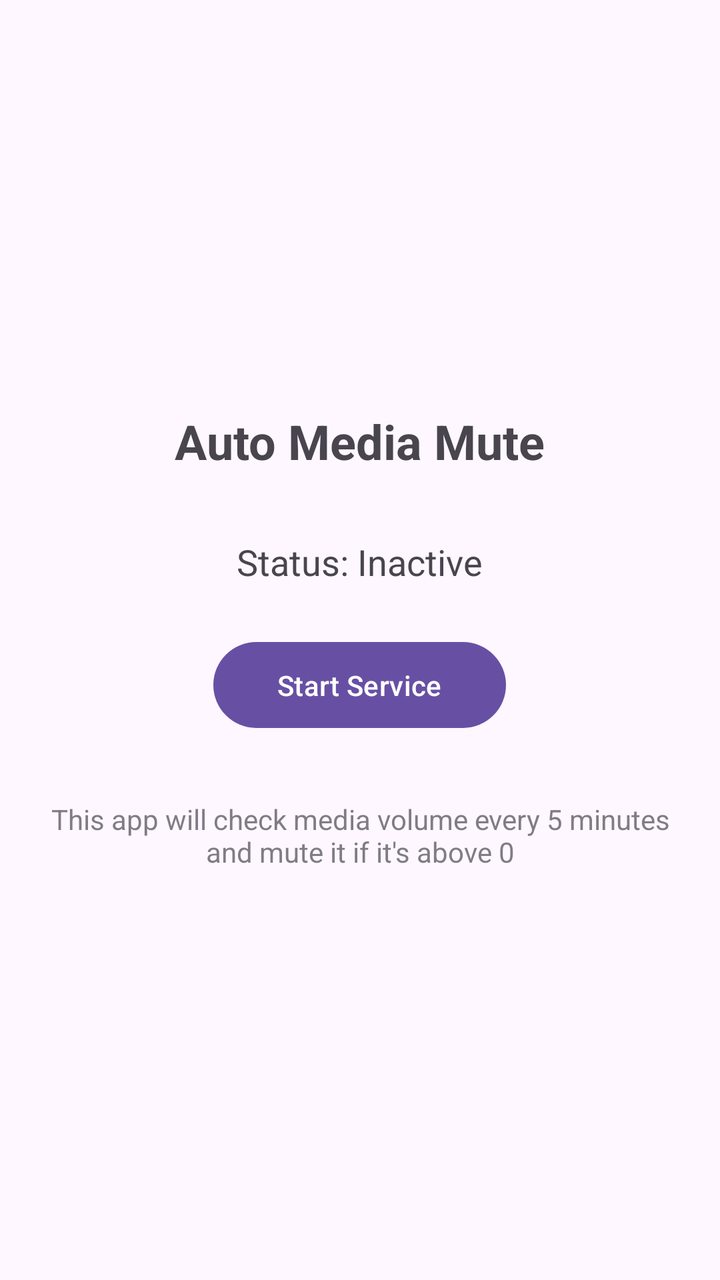
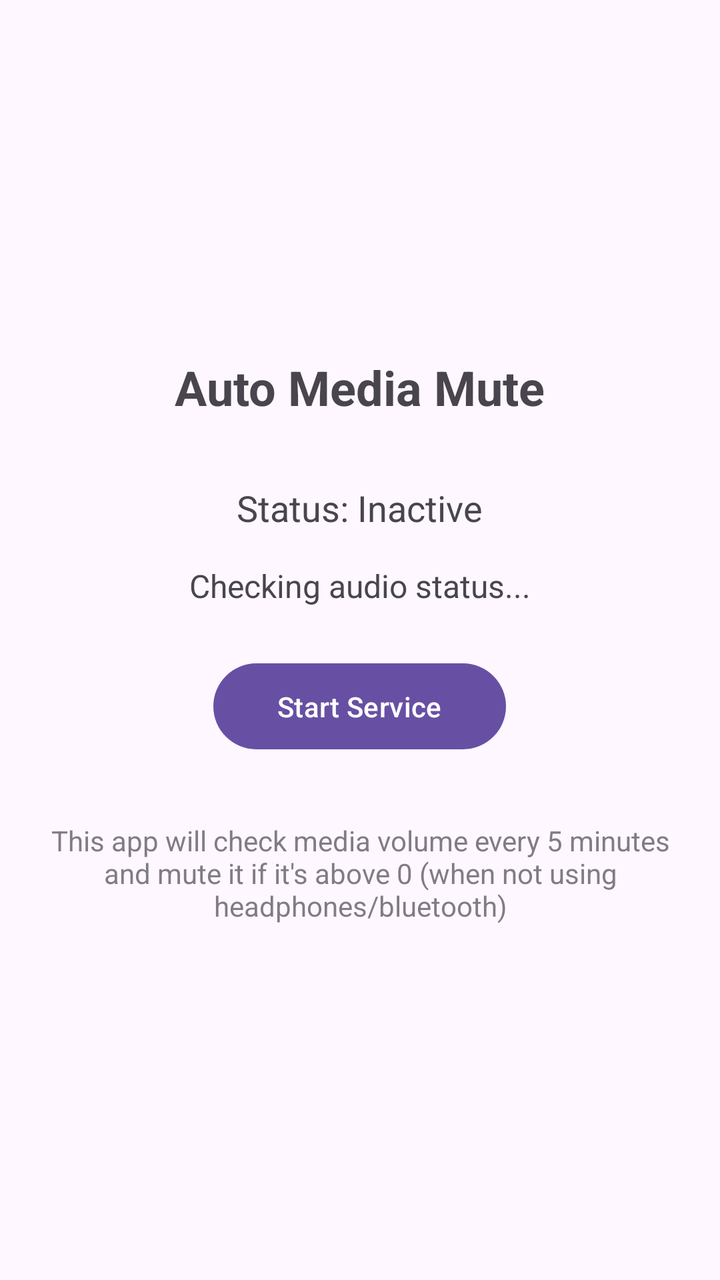

Screens rendered from an Android XML layout before and after an edit, with the pre-edit source and the edit as a unified diff.
<!-- AndroidManifest.xml: application theme Theme.Material3.DayNight -->
<!-- res/layout/activity_main.xml -->
<?xml version="1.0" encoding="utf-8"?>
<LinearLayout xmlns:android="http://schemas.android.com/apk/res/android"
    android:layout_width="match_parent"
    android:layout_height="match_parent"
    android:orientation="vertical"
    android:padding="16dp"
    android:gravity="center">
    
    <TextView
        android:layout_width="wrap_content"
        android:layout_height="wrap_content"
        android:text="Auto Media Mute"
        android:textSize="24sp"
        android:textStyle="bold"
        android:layout_marginBottom="32dp"/>
    
    <TextView
        android:id="@+id/statusText"
        android:layout_width="wrap_content"
        android:layout_height="wrap_content"
        android:text="Status: Inactive"
        android:textSize="18sp"
        android:gravity="center"
        android:layout_marginBottom="24dp"/>
    
    <Button
        android:id="@+id/toggleButton"
        android:layout_width="wrap_content"
        android:layout_height="wrap_content"
        android:text="Start Service"
        android:paddingHorizontal="32dp"
        android:paddingVertical="12dp"/>
        
    <TextView
        android:layout_width="wrap_content"
        android:layout_height="wrap_content"
        android:text="This app will check media volume every 5 minutes\nand mute it if it's above 0"
        android:textSize="14sp"
        android:gravity="center"
        android:layout_marginTop="32dp"
        android:alpha="0.7"/>
</LinearLayout>
<!-- resources referenced by this layout -->
<resources>

</resources>

<!-- the commit's change to res/layout/activity_main.xml (unified diff, before → after) -->
@@ -21,6 +21,15 @@
         android:text="Status: Inactive"
         android:textSize="18sp"
         android:gravity="center"
+        android:layout_marginBottom="16dp"/>
+    
+    <TextView
+        android:id="@+id/audioStatusText"
+        android:layout_width="wrap_content"
+        android:layout_height="wrap_content"
+        android:text="Checking audio status..."
+        android:textSize="16sp"
+        android:gravity="center"
         android:layout_marginBottom="24dp"/>
     
     <Button
@@ -34,7 +43,7 @@
     <TextView
         android:layout_width="wrap_content"
         android:layout_height="wrap_content"
-        android:text="This app will check media volume every 5 minutes\nand mute it if it's above 0"
+        android:text="This app will check media volume every 5 minutes\nand mute it if it's above 0 (when not using headphones/bluetooth)"
         android:textSize="14sp"
         android:gravity="center"
         android:layout_marginTop="32dp"
